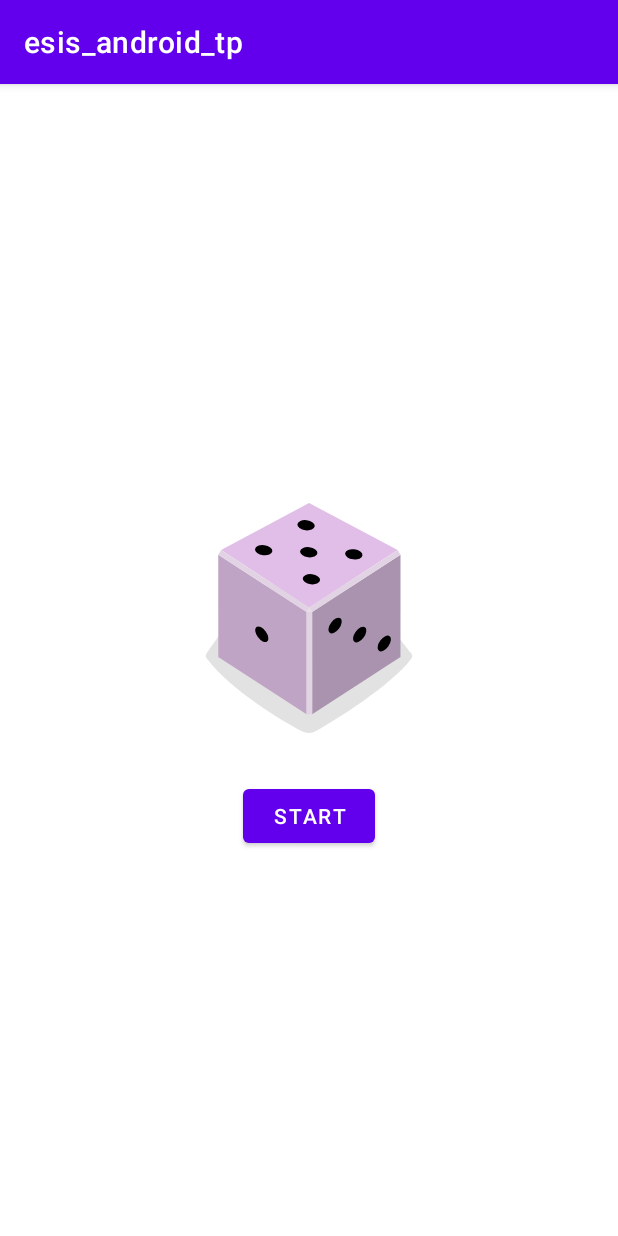
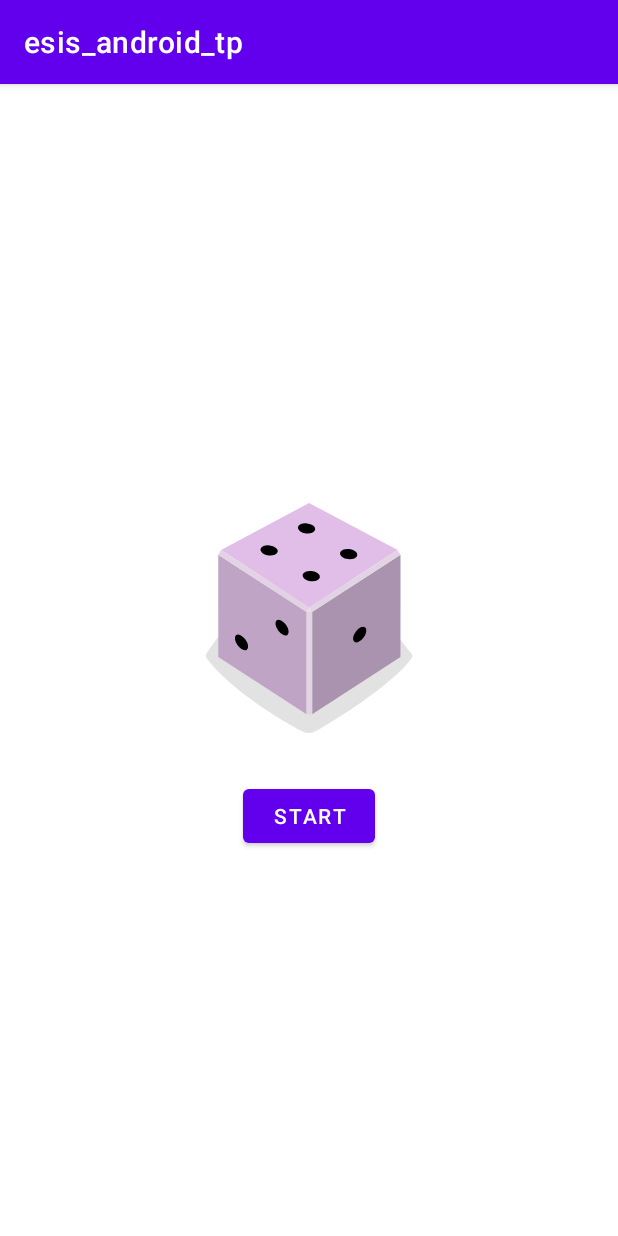
Before and after one commit to ESIS-L2-2022/esis_android_tp, an Android app: the screen it shows after launch (MainActivity), after a tap on "START", on a phone screen of 412 x 824 dp. Run offline under Robolectric (Android 15) with nearby library versions, the phone set to English and light mode, and no system bars.

Commit message:
Dice tp_05_07 well done

```diff
--- a/app/src/main/java/cd/wayupdev/esis_android_tp/MainActivity.java
+++ b/app/src/main/java/cd/wayupdev/esis_android_tp/MainActivity.java
@@ -27,18 +27,23 @@ public class MainActivity extends AppCompatActivity {
 
         Random ran = new Random();
 
-        int[] dices = {
-                R.drawable.dice_1,
-                R.drawable.dice_2,
-                R.drawable.dice_3,
-                R.drawable.dice_4,
-                R.drawable.dice_5,
-                R.drawable.dice_6,
-        };
         button.setOnClickListener(v -> {
             int i = ran.nextInt(6);
-            imageView.setImageResource(dices[i]);
-            Toast.makeText(this, "" + (i+1), Toast.LENGTH_SHORT).show();
+            imageView.setImageResource(imageSelect(i));
+            Toast.makeText(this, "" + (i), Toast.LENGTH_SHORT).show();
         });
     }
+
+    private int imageSelect(int choice){
+        int c;
+        switch (choice) {
+            case 1 : c = R.drawable.dice_1; break;
+            case 2 : c = R.drawable.dice_2; break;
+            case 3 : c = R.drawable.dice_3; break;
+            case 4 : c = R.drawable.dice_4; break;
+            case 5 : c = R.drawable.dice_5; break;
+            default : c = R.drawable.dice_6; break;
+        }
+        return c;
+    }
 }
```
